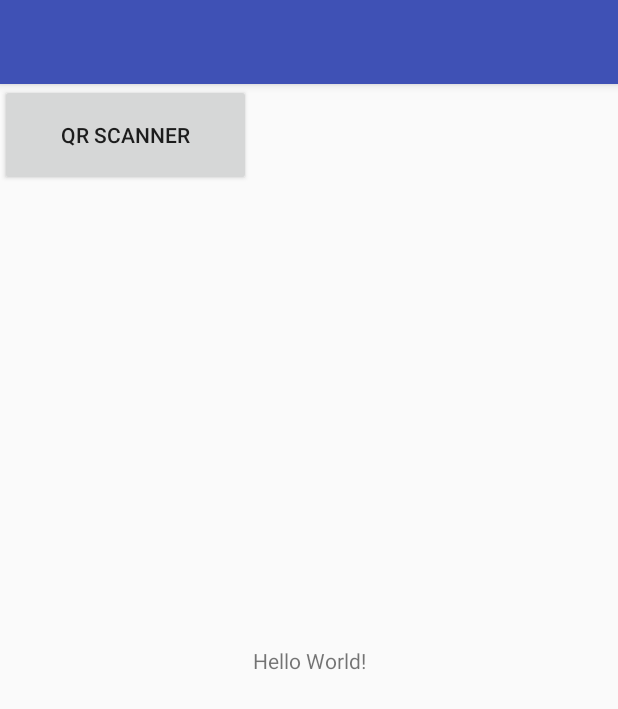
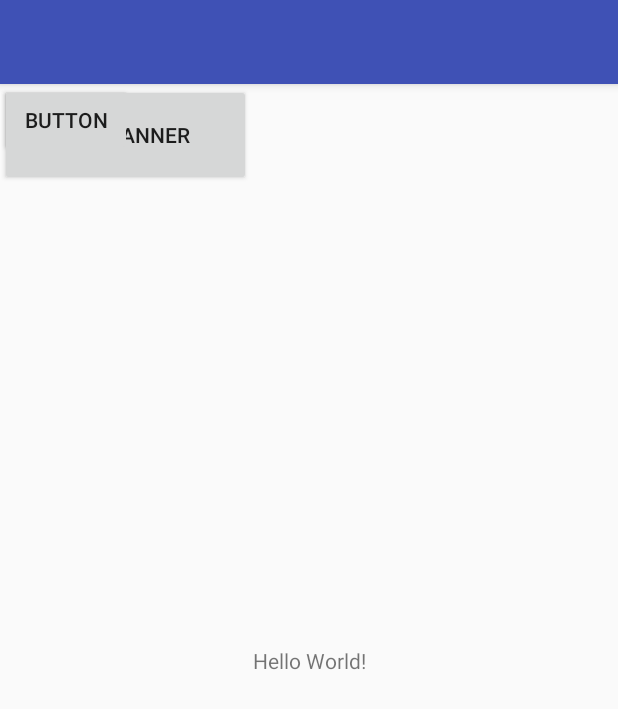
Before and after one commit to tjk6/scavenger, an Android app: the screen it shows after launch (MainActivity), on a phone screen of 412 x 824 dp. Shown: the top 709 px of the screen. Run offline under Robolectric (Android 15) with nearby library versions, the phone set to English and light mode, and no system bars.

Commit message:
Added new button

```diff
--- a/app/src/main/res/layout/activity_main.xml
+++ b/app/src/main/res/layout/activity_main.xml
@@ -23,4 +23,12 @@
         tools:layout_editor_absoluteX="109dp"
         tools:layout_editor_absoluteY="290dp" />
 
+    <Button
+        android:id="@+id/create_new_qr"
+        android:layout_width="wrap_content"
+        android:layout_height="wrap_content"
+        android:text="Button"
+        tools:layout_editor_absoluteX="20dp"
+        tools:layout_editor_absoluteY="46dp" />
+
 </android.support.constraint.ConstraintLayout>
```
